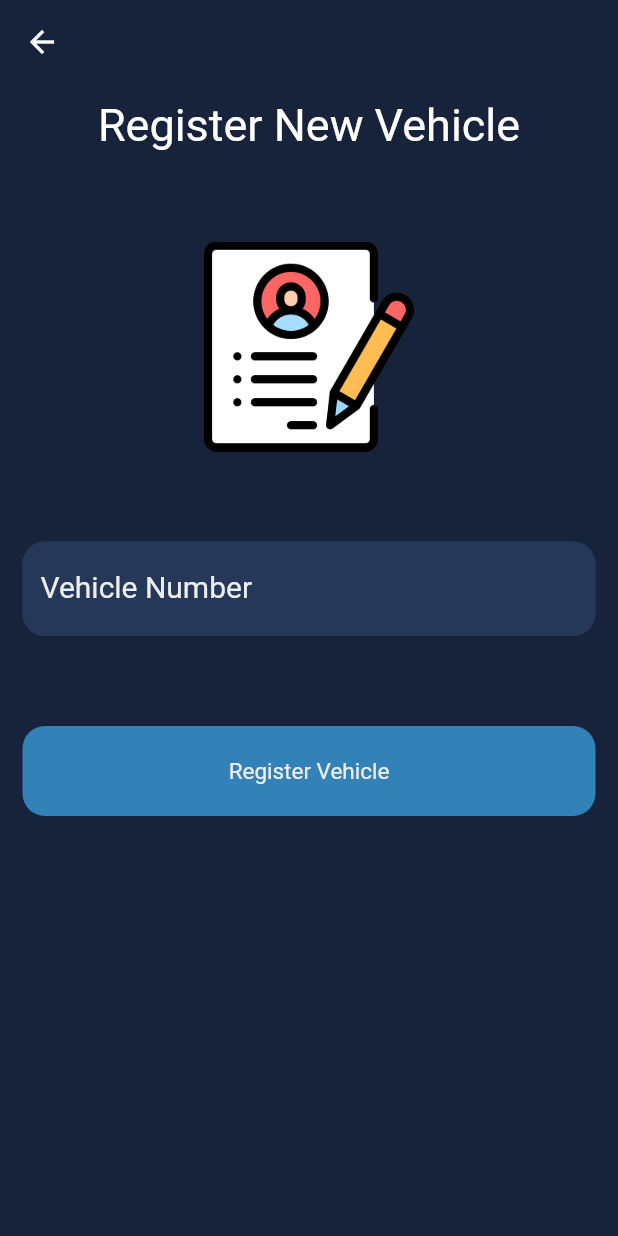
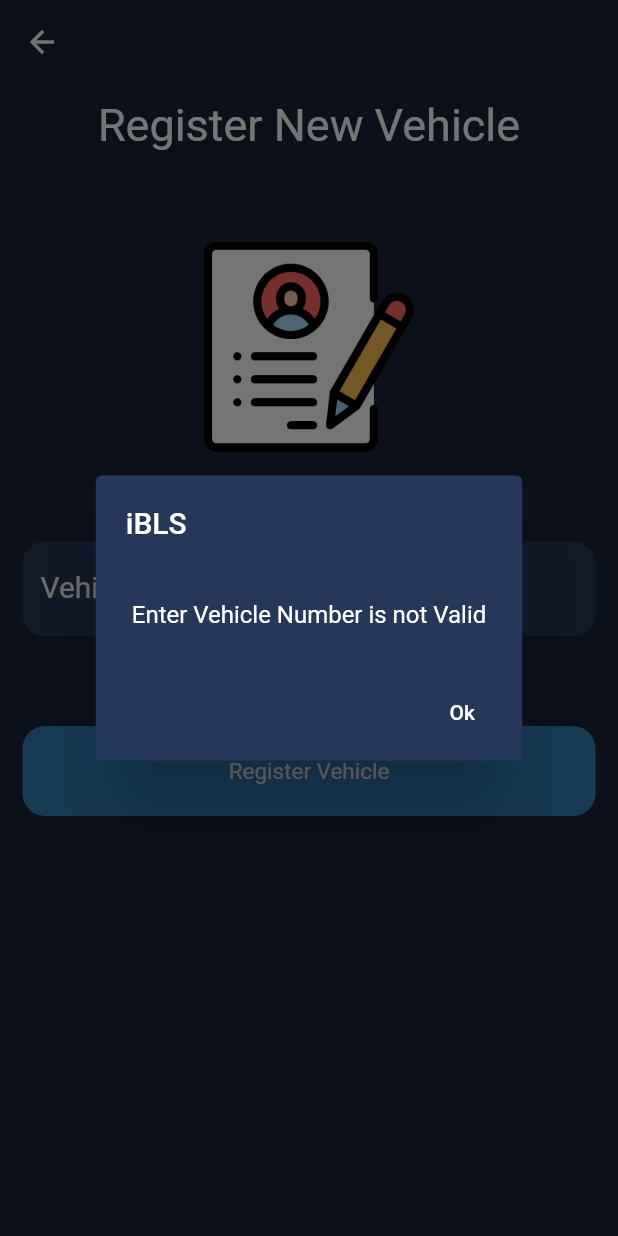
Before and after one commit to Aadhithya-D/iBLS, a Flutter app: the RegisterNewVehicleScreen screen opened directly, after a tap on "Register Vehicle", on a phone screen of 412 x 824 dp. Run offline on Flutter 3.47's test engine with Material 2 defaults, Android fonts, the phone set to English and light mode, and no system bars; our stand-ins replace get, supabase_flutter; accounts and stored records are empty; network calls fail.

Commit message:
Vehicle Registration Done

```diff
--- a/lib/Screens/existing_or_new_vehicle.dart
+++ b/lib/Screens/existing_or_new_vehicle.dart
@@ -12,7 +12,6 @@ class ExistingOrNewScreen extends StatelessWidget {
   Widget build(BuildContext context) {
     return Scaffold(
       appBar: AppBar(
-        title: Text(""),
         centerTitle: true,
         backgroundColor: Colors.transparent,
         elevation: 0,
--- a/lib/Screens/new_vehicle_screen.dart
+++ b/lib/Screens/new_vehicle_screen.dart
@@ -1,19 +1,60 @@
 import 'package:flutter/material.dart';
+import 'package:flutter/services.dart';
+import 'package:get/get.dart';
+import 'package:get/get_core/src/get_main.dart';
 import 'package:ibls/components/fonts.dart';
+import 'package:ibls/controllers/ibls_controller.dart';
 import 'package:ibls/variables.dart';
-
+import 'package:supabase_flutter/supabase_flutter.dart';
 
 class RegisterNewVehicleScreen extends StatelessWidget {
-  const RegisterNewVehicleScreen({super.key});
-
+  RegisterNewVehicleScreen({super.key});
+  final vehicleNumberController = TextEditingController();
+  final regExVhNum = RegExp(r'^[A-Z]{2}[ ][0-9]{1,2}[ ][A-Z]{1,2}[ ][0-9]{4}$');
+  final supabase = Supabase.instance.client;
+  final iBLSController iblsController = Get.put(iBLSController());
   @override
   Widget build(BuildContext context) {
-    return Scaffold(
+    void wrongInfo(String error) {
+      showDialog(
+          context: context,
+          builder: (context) {
+            return AlertDialog(
+              title: Text(
+                "iBLS",
+                style: TextStyle(color: Theme.of(context).colorScheme.tertiary),
+              ),
+              content: Text(
+                error,
+                style: TextStyle(color: Theme.of(context).colorScheme.tertiary),
+              ),
+              backgroundColor: Theme.of(context).colorScheme.primary,
+              titlePadding: const EdgeInsets.all(20),
+              actions: [
+                TextButton(
+                    onPressed: () {
+                      Navigator.of(context).pop();
+                    },
+                    child: Text("Ok",
+                        style: TextStyle(
+                            color: Theme.of(context).colorScheme.tertiary)))
+              ],
+            );
+          });
+    }
+
+    return GestureDetector(
+      onTap: () {
+        FocusScopeNode currentFocus = FocusScope.of(context);
+        if (!currentFocus.hasPrimaryFocus) {
+          currentFocus.unfocus();
+        }
+      },
+      child: Scaffold(
         appBar: AppBar(
           backgroundColor: Colors.transparent,
           elevation: 0,
         ),
-
         backgroundColor: Theme.of(context).colorScheme.background,
         body: SafeArea(
             child: Padding(
@@ -23,7 +64,8 @@ class RegisterNewVehicleScreen extends StatelessWidget {
                     mainAxisAlignment: MainAxisAlignment.start,
                     children: [
                       smallGap(),
-                 Text("Register New Vehicle",
+                      Text(
+                        "Register New Vehicle",
                         style: TextStyle(
                           color: Theme.of(context).colorScheme.tertiary,
                           fontWeight: FontWeight.w400,
@@ -31,59 +73,79 @@ class RegisterNewVehicleScreen extends StatelessWidget {
                         ),
                         textAlign: TextAlign.center,
                       ),
-
-
                       largeGap(),
                       largeGap(),
-
-                Image.asset("lib/Images/resume.png", height: 140,),
-
+                      Image.asset(
+                        "lib/Images/resume.png",
+                        height: 140,
+                      ),
                       largeGap(),
                       largeGap(),
-
                       TextField(
+                        cursorColor: Colors.white,
+                        controller: vehicleNumberController,
                         textCapitalization: TextCapitalization.characters,
                         style: const TextStyle(
                           color: white,
                           fontSize: 20,
                         ),
+                        // inputFormatters: <TextInputFormatter>[FilteringTextInputFormatter.allow(RegExp(r'^[A-Z]{2}[ ][0-9]{1,2}[ ][A-Z]{1,2}[ ][0-9]{4}$')),],
                         decoration: InputDecoration(
                             enabledBorder: OutlineInputBorder(
-                      borderSide: BorderSide(color: Theme.of(context).colorScheme.primary),
-                      borderRadius: const BorderRadius.all(Radius.circular(15))
-                    ),
+                                borderSide: BorderSide(
+                                    color:
+                                        Theme.of(context).colorScheme.primary),
+                                borderRadius: const BorderRadius.all(
+                                    Radius.circular(15))),
                             focusedBorder: OutlineInputBorder(
-                      borderSide: BorderSide(color: Theme.of(context).colorScheme.primary),
-                      borderRadius: const BorderRadius.all(Radius.circular(15))
-                    ),
+                                borderSide: BorderSide(
+                                    color:
+                                        Theme.of(context).colorScheme.primary),
+                                borderRadius: const BorderRadius.all(
+                                    Radius.circular(15))),
                             filled: true,
                             fillColor: Theme.of(context).colorScheme.primary,
                             hintText: "TN XX 11 1234",
-                    hintStyle: TextStyle(
+                            hintStyle: const TextStyle(
                               color: Colors.white30,
                               fontSize: 20,
                             ),
                             labelText: "Vehicle Number",
-                    labelStyle: TextStyle(
+                            labelStyle: const TextStyle(
                               color: white,
-
-                    )
+                            )),
                       ),
-                ),
-
-
-
                       largeGap(),
                       largeGap(),
-
                       GestureDetector(
-                onTap: (() {
+                        onTap: (() async {
                           //code to register new vehicle
+                          var vhNum = vehicleNumberController.text;
+                          if (regExVhNum.hasMatch(vhNum)) {
+                            await supabase.from("VehicleData").insert({
+                              "vehicle_number": vhNum,
+                              "owner_uid": iblsController.userID.value,
+                              "owner_name": iblsController.userName.value,
+                              "user_uid": iblsController.userID.value,
+                              "user_name": iblsController.userName.value,
+                              "validity": null
+                            });
+                            await supabase.from("SearchData").insert({
+                              "vehicle_number": vhNum,
+                              "owner_uid": iblsController.userID.value,
+                              "owner_name": iblsController.userName.value
+                            });
+                            vehicleNumberController.clear();
+                            wrongInfo("Vehicle Added Successfully");
+                          } else {
+                            wrongInfo("Enter Vehicle Number is not Valid");
+                          }
                         }),
                         child: Container(
                           height: 60,
                           decoration: BoxDecoration(
-                    borderRadius: BorderRadius.all(Radius.circular(15)),
+                            borderRadius:
+                                const BorderRadius.all(Radius.circular(15)),
                             color: Theme.of(context).colorScheme.secondary,
                           ),
                           child: Center(
@@ -94,11 +156,9 @@ textCapitalization: TextCapitalization.characters,
                           ),
                         ),
                       ),
-
                     ],
                   ),
-          )
-        )
+                ))),
       ),
     );
   }
--- /dev/null
+++ b/lib/controllers/ibls_controller.dart
@@ -0,0 +1,36 @@
+import 'package:get/get.dart';
+import 'package:supabase_flutter/supabase_flutter.dart';
+
+class iBLSController extends GetxController{
+  final supabase = Supabase.instance.client;
+  var userID = "".obs;
+  var userName = "".obs;
+  var userEmail = "".obs;
+  var userAge = 0.obs;
+
+  @override
+  void onInit() {
+    // TODO: implement onInit
+    // Calling Function for fetching data
+    // var imageCache = Hive.openBox("imageCache").then((value){
+    //   _imageCache.clear();
+    // });
+    final currentUser = supabase.auth.currentUser;
+    if (currentUser != null){
+      getUserData(currentUser.id);
+    }
+    super.onInit();
+  }
+
+  Future<void> getUserData(String uid) async {
+    print(uid);
+    var data = await supabase.from("UserData").select().eq("user_id", uid).then((value){
+      print(value);
+    userID.value = value[0]["user_id"];
+    userName.value = value[0]["name"];
+    userEmail.value = value[0]["email"];
+    userAge.value = value[0]["age"];
+    });
+
+  }
+}
--- a/lib/main.dart
+++ b/lib/main.dart
@@ -1,20 +1,27 @@
-import 'package:firebase_core/firebase_core.dart';
+// import 'package:firebase_core/firebase_core.dart';
 import 'package:flutter/material.dart';
 import 'package:ibls/Screens/auth_page.dart';
 import 'package:ibls/theme/theme_data.dart';
+import 'package:supabase_flutter/supabase_flutter.dart';
 
-import 'firebase_options.dart';
+// import 'firebase_options.dart';
 
 Future<void> main() async {
   WidgetsFlutterBinding.ensureInitialized();
-  await Firebase.initializeApp(
-    options: DefaultFirebaseOptions.currentPlatform,
+  // await Firebase.initializeApp(
+  //   options: DefaultFirebaseOptions.currentPlatform,
+  // );
+  await Supabase.initialize(
+    url: 'https://wmuhlupfdfwlmdkcrqnd.supabase.co',
+    anonKey: 'eyJhbGciOiJIUzI1NiIsInR5cCI6IkpXVCJ9.eyJpc3MiOiJzdXBhYmFzZSIsInJlZiI6IndtdWhsdXBmZGZ3bG1ka2NycW5kIiwicm9sZSI6ImFub24iLCJpYXQiOjE2NzkzNzE1NzEsImV4cCI6MTk5NDk0NzU3MX0.IjOnyBpVKWG_EPLrzLWakbcF3nNwsm3lrCI_RGtcJdc',
   );
-  runApp(const MyApp());
+
+  runApp(MyApp());
 }
 
 class MyApp extends StatelessWidget {
-  const MyApp({Key? key}) : super(key: key);
+  MyApp({Key? key}) : super(key: key);
+  final supabase = Supabase.instance.client;
 
   @override
   Widget build(BuildContext context) {
--- a/pubspec.yaml
+++ b/pubspec.yaml
@@ -36,9 +36,8 @@ dependencies:
   # The following adds the Cupertino Icons font to your application.
   # Use with the CupertinoIcons class for iOS style icons.
   cupertino_icons: ^1.0.5
-  firebase_auth: ^4.2.6
-  firebase_core: ^2.5.0
-  cloud_firestore: ^4.3.2
+  supabase_flutter: ^1.8.0
+  get: ^4.6.5
 
 dev_dependencies:
   flutter_test:
```
Also changed, not shown: lib/Screens/auth_page.dart (+15 -7 lines), lib/Screens/home_page.dart (+5 -5 lines), lib/Screens/login.dart (+16 -10 lines), lib/Screens/profile_screen.dart (+7 -3 lines), lib/Screens/register_page.dart (+54 -42 lines), lib/models/user_vehicle_model.dart (added, +28 -0 lines), lib/firebase_options.dart (deleted), pubspec.lock, 6 other files. Lines whose indentation alone changed are shown as unchanged.
